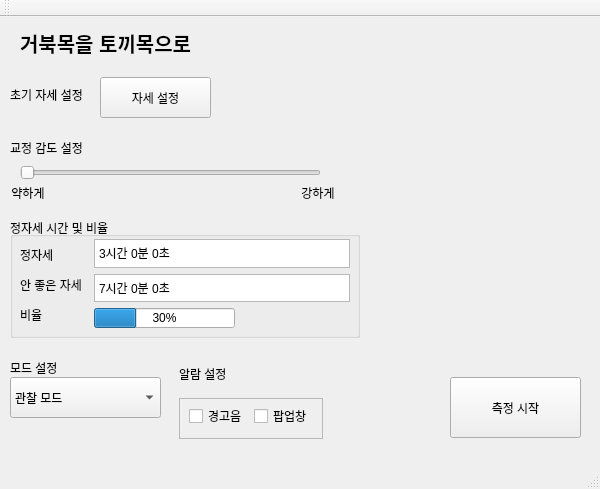
eastclo/Prevention_iHunch, file iHunch/iHunch/iHunch.ui: the form before one commit.
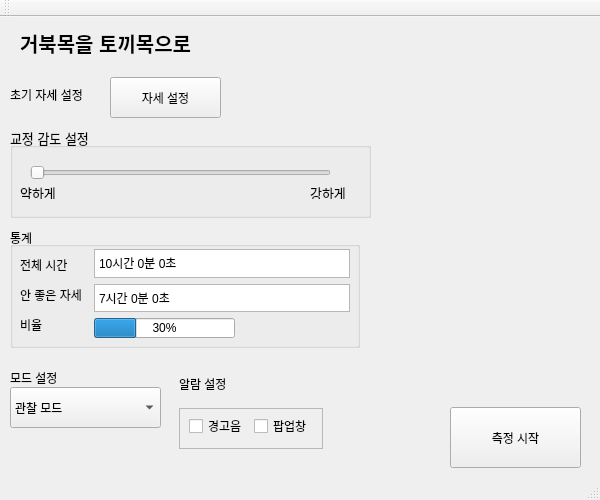
The form after the commit. Icons and pictures are not drawn.

Commit message: ui 수정

Patch:
```diff
--- a/iHunch/iHunch/iHunch.ui
+++ b/iHunch/iHunch/iHunch.ui
@@ -7,13 +7,13 @@
     <x>0</x>
     <y>0</y>
     <width>600</width>
-    <height>489</height>
+    <height>500</height>
    </rect>
   </property>
   <property name="minimumSize">
    <size>
     <width>600</width>
-    <height>400</height>
+    <height>500</height>
    </size>
   </property>
   <property name="windowTitle">
@@ -60,7 +60,7 @@
    <widget class="QPushButton" name="pushButton">
     <property name="geometry">
      <rect>
-      <x>100</x>
+      <x>110</x>
       <y>60</y>
       <width>111</width>
       <height>41</height>
@@ -70,81 +70,17 @@
      <string>자세 설정</string>
     </property>
    </widget>
-   <widget class="QLabel" name="label_3">
-    <property name="geometry">
-     <rect>
-      <x>10</x>
-      <y>120</y>
-      <width>91</width>
-      <height>21</height>
-     </rect>
-    </property>
-    <property name="text">
-     <string>교정 감도 설정</string>
-    </property>
-   </widget>
-   <widget class="QSlider" name="horizontalSlider">
-    <property name="geometry">
-     <rect>
-      <x>20</x>
-      <y>140</y>
-      <width>301</width>
-      <height>31</height>
-     </rect>
-    </property>
-    <property name="minimum">
-     <number>1</number>
-    </property>
-    <property name="maximum">
-     <number>5</number>
-    </property>
-    <property name="orientation">
-     <enum>Qt::Horizontal</enum>
-    </property>
-   </widget>
-   <widget class="QLabel" name="label_4">
-    <property name="geometry">
-     <rect>
-      <x>0</x>
-      <y>170</y>
-      <width>56</width>
-      <height>12</height>
-     </rect>
-    </property>
-    <property name="text">
-     <string>약하게</string>
-    </property>
-    <property name="alignment">
-     <set>Qt::AlignCenter</set>
-    </property>
-   </widget>
-   <widget class="QLabel" name="label_5">
-    <property name="geometry">
-     <rect>
-      <x>290</x>
-      <y>170</y>
-      <width>56</width>
-      <height>12</height>
-     </rect>
-    </property>
-    <property name="text">
-     <string>강하게</string>
-    </property>
-    <property name="alignment">
-     <set>Qt::AlignCenter</set>
-    </property>
-   </widget>
    <widget class="QGroupBox" name="groupBox">
     <property name="geometry">
      <rect>
       <x>10</x>
-      <y>200</y>
+      <y>210</y>
       <width>350</width>
       <height>121</height>
      </rect>
     </property>
     <property name="title">
-     <string>정자세 시간 및 비율</string>
+     <string>통계</string>
     </property>
     <property name="alignment">
      <set>Qt::AlignLeading|Qt::AlignLeft|Qt::AlignVCenter</set>
@@ -160,12 +96,12 @@
       <rect>
        <x>10</x>
        <y>30</y>
-       <width>36</width>
+       <width>61</width>
        <height>16</height>
       </rect>
      </property>
      <property name="text">
-      <string>정자세</string>
+      <string>전체 시간</string>
      </property>
      <property name="alignment">
       <set>Qt::AlignLeading|Qt::AlignLeft|Qt::AlignVCenter</set>
@@ -233,7 +169,7 @@
 &lt;html&gt;&lt;head&gt;&lt;meta name=&quot;qrichtext&quot; content=&quot;1&quot; /&gt;&lt;style type=&quot;text/css&quot;&gt;
 p, li { white-space: pre-wrap; }
 &lt;/style&gt;&lt;/head&gt;&lt;body style=&quot; font-family:'Gulim'; font-size:9pt; font-weight:400; font-style:normal;&quot;&gt;
-&lt;p style=&quot; margin-top:0px; margin-bottom:0px; margin-left:0px; margin-right:0px; -qt-block-indent:0; text-indent:0px;&quot;&gt;3시간 0분 0초&lt;/p&gt;&lt;/body&gt;&lt;/html&gt;</string>
+&lt;p style=&quot; margin-top:0px; margin-bottom:0px; margin-left:0px; margin-right:0px; -qt-block-indent:0; text-indent:0px;&quot;&gt;10시간 0분 0초&lt;/p&gt;&lt;/body&gt;&lt;/html&gt;</string>
      </property>
     </widget>
     <widget class="QTextBrowser" name="textBrowser_2">
@@ -258,7 +194,7 @@
     <property name="geometry">
      <rect>
       <x>450</x>
-      <y>360</y>
+      <y>390</y>
       <width>131</width>
       <height>61</height>
      </rect>
@@ -271,7 +207,7 @@
     <property name="geometry">
      <rect>
       <x>10</x>
-      <y>340</y>
+      <y>350</y>
       <width>91</width>
       <height>21</height>
      </rect>
@@ -284,7 +220,7 @@
     <property name="geometry">
      <rect>
       <x>10</x>
-      <y>360</y>
+      <y>370</y>
       <width>151</width>
       <height>41</height>
      </rect>
@@ -304,7 +240,7 @@
     <property name="geometry">
      <rect>
       <x>170</x>
-      <y>340</y>
+      <y>350</y>
       <width>162</width>
       <height>91</height>
      </rect>
@@ -365,6 +301,81 @@
      </widget>
     </widget>
    </widget>
+   <widget class="QGroupBox" name="groupBox_2">
+    <property name="geometry">
+     <rect>
+      <x>10</x>
+      <y>110</y>
+      <width>361</width>
+      <height>91</height>
+     </rect>
+    </property>
+    <property name="font">
+     <font>
+      <pointsize>10</pointsize>
+     </font>
+    </property>
+    <property name="title">
+     <string>교정 감도 설정</string>
+    </property>
+    <widget class="QSlider" name="horizontalSlider">
+     <property name="geometry">
+      <rect>
+       <x>20</x>
+       <y>30</y>
+       <width>301</width>
+       <height>31</height>
+      </rect>
+     </property>
+     <property name="minimum">
+      <number>1</number>
+     </property>
+     <property name="maximum">
+      <number>5</number>
+     </property>
+     <property name="orientation">
+      <enum>Qt::Horizontal</enum>
+     </property>
+    </widget>
+    <widget class="QLabel" name="label_4">
+     <property name="geometry">
+      <rect>
+       <x>0</x>
+       <y>60</y>
+       <width>56</width>
+       <height>12</height>
+      </rect>
+     </property>
+     <property name="text">
+      <string>약하게</string>
+     </property>
+     <property name="alignment">
+      <set>Qt::AlignCenter</set>
+     </property>
+     <property name="buddy">
+      <cstring>horizontalSlider</cstring>
+     </property>
+    </widget>
+    <widget class="QLabel" name="label_5">
+     <property name="geometry">
+      <rect>
+       <x>290</x>
+       <y>60</y>
+       <width>56</width>
+       <height>12</height>
+      </rect>
+     </property>
+     <property name="text">
+      <string>강하게</string>
+     </property>
+     <property name="alignment">
+      <set>Qt::AlignCenter</set>
+     </property>
+     <property name="buddy">
+      <cstring>horizontalSlider</cstring>
+     </property>
+    </widget>
+   </widget>
   </widget>
   <widget class="QMenuBar" name="menuBar">
    <property name="geometry">
```
